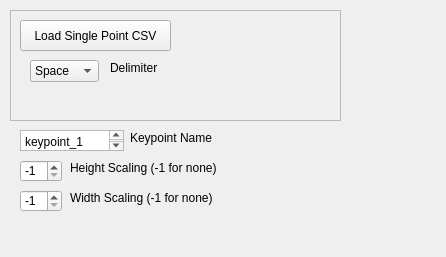
This is src/WhiskerToolbox/IO_Widgets/PointLoaderWidget/Point_Loader_Widget.ui in paulmthompson/WhiskerToolbox as Qt 5 draws it before an edit. The edited form follows.
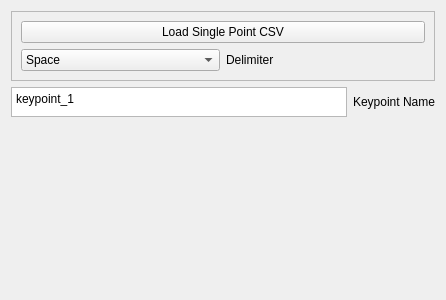
This is the edited form. Custom widgets are drawn as their Qt base class.

Commit message: point loading widget has scaling functionality

What changed in the file:
```diff
--- a/src/WhiskerToolbox/IO_Widgets/PointLoaderWidget/Point_Loader_Widget.ui
+++ b/src/WhiskerToolbox/IO_Widgets/PointLoaderWidget/Point_Loader_Widget.ui
@@ -7,88 +7,33 @@
                 <x>0</x>
                 <y>0</y>
                 <width>446</width>
-                <height>257</height>
+                <height>300</height>
             </rect>
         </property>
         <property name="windowTitle">
             <string>Form</string>
         </property>
-        <widget class="QPlainTextEdit" name="data_name_text">
-            <property name="geometry">
-                <rect>
-                    <x>20</x>
-                    <y>130</y>
-                    <width>104</width>
-                    <height>21</height>
-                </rect>
-            </property>
-            <property name="plainText">
-                <string>keypoint_1</string>
-            </property>
-        </widget>
-        <widget class="QLabel" name="label">
-            <property name="geometry">
-                <rect>
-                    <x>130</x>
-                    <y>130</y>
-                    <width>131</width>
-                    <height>16</height>
-                </rect>
-            </property>
-            <property name="text">
-                <string>Keypoint Name</string>
-            </property>
-        </widget>
+        <layout class="QVBoxLayout" name="verticalLayout">
+            <item>
         <widget class="QFrame" name="frame">
-            <property name="geometry">
-                <rect>
-                    <x>10</x>
-                    <y>10</y>
-                    <width>331</width>
-                    <height>111</height>
-                </rect>
-            </property>
             <property name="frameShape">
                 <enum>QFrame::Shape::StyledPanel</enum>
             </property>
             <property name="frameShadow">
                 <enum>QFrame::Shadow::Raised</enum>
             </property>
+                    <layout class="QVBoxLayout" name="verticalLayout_2">
+                        <item>
             <widget class="QPushButton" name="load_single_button">
-                <property name="geometry">
-                    <rect>
-                        <x>10</x>
-                        <y>10</y>
-                        <width>151</width>
-                        <height>31</height>
-                    </rect>
-                </property>
                 <property name="text">
                     <string>Load Single Point CSV</string>
                 </property>
             </widget>
-            <widget class="QLabel" name="label_2">
-                <property name="geometry">
-                    <rect>
-                        <x>100</x>
-                        <y>50</y>
-                        <width>51</width>
-                        <height>16</height>
-                    </rect>
-                </property>
-                <property name="text">
-                    <string>Delimiter</string>
-                </property>
-            </widget>
+                        </item>
+                        <item>
+                            <layout class="QHBoxLayout" name="horizontalLayout">
+                                <item>
             <widget class="QComboBox" name="delimiter_combo">
-                <property name="geometry">
-                    <rect>
-                        <x>20</x>
-                        <y>50</y>
-                        <width>69</width>
-                        <height>22</height>
-                    </rect>
-                </property>
                 <item>
                     <property name="text">
                         <string>Space</string>
@@ -100,72 +45,69 @@
                     </property>
                 </item>
             </widget>
-        </widget>
-        <widget class="QSpinBox" name="height_scaling">
-            <property name="geometry">
-                <rect>
-                    <x>20</x>
-                    <y>160</y>
-                    <width>42</width>
-                    <height>22</height>
-                </rect>
-            </property>
-            <property name="minimum">
-                <number>-1</number>
-            </property>
-            <property name="maximum">
-                <number>1000</number>
-            </property>
-            <property name="value">
-                <number>-1</number>
-            </property>
-        </widget>
-        <widget class="QSpinBox" name="width_scaling">
-            <property name="geometry">
-                <rect>
-                    <x>20</x>
-                    <y>190</y>
-                    <width>42</width>
-                    <height>22</height>
-                </rect>
-            </property>
-            <property name="minimum">
-                <number>-1</number>
-            </property>
-            <property name="maximum">
-                <number>1000</number>
-            </property>
-            <property name="value">
-                <number>-1</number>
-            </property>
-        </widget>
-        <widget class="QLabel" name="label_3">
-            <property name="geometry">
-                <rect>
-                    <x>70</x>
-                    <y>160</y>
-                    <width>211</width>
-                    <height>16</height>
-                </rect>
-            </property>
+                                </item>
+                                <item>
+                                    <widget class="QLabel" name="label_2">
+                                        <property name="text">
+                                            <string>Delimiter</string>
+                                        </property>
+                                    </widget>
+                                </item>
+                            </layout>
+                        </item>
+                    </layout>
+                </widget>
+            </item>
+            <item>
+                <layout class="QHBoxLayout" name="horizontalLayout_2">
+                    <item>
+                        <widget class="QPlainTextEdit" name="data_name_text">
+                            <property name="maximumSize">
+                                <size>
+                                    <width>16777215</width>
+                                    <height>30</height>
+                                </size>
+                            </property>
+                            <property name="plainText">
+                                <string>keypoint_1</string>
+                            </property>
+                        </widget>
+                    </item>
+                    <item>
+                        <widget class="QLabel" name="label">
             <property name="text">
-                <string>Height Scaling (-1 for none)</string>
-            </property>
-        </widget>
-        <widget class="QLabel" name="label_4">
-            <property name="geometry">
-                <rect>
-                    <x>70</x>
-                    <y>190</y>
-                    <width>211</width>
-                    <height>16</height>
-                </rect>
-            </property>
-            <property name="text">
-                <string>Width Scaling (-1 for none)</string>
-            </property>
-        </widget>
-    </widget>
+                                <string>Keypoint Name</string>
+                            </property>
+                        </widget>
+                    </item>
+                </layout>
+            </item>
+            <item>
+                <widget class="Scaling_Widget" name="scaling_widget" native="true"/>
+            </item>
+            <item>
+                <spacer name="verticalSpacer">
+                    <property name="orientation">
+                        <enum>Qt::Orientation::Vertical</enum>
+                    </property>
+                    <property name="sizeHint" stdset="0">
+                        <size>
+                            <width>20</width>
+                            <height>40</height>
+                        </size>
+                    </property>
+                </spacer>
+            </item>
+        </layout>
+    </widget>
+    <customwidgets>
+        <customwidget>
+            <class>Scaling_Widget</class>
+            <extends>QWidget</extends>
+            <header>IO_Widgets/Scaling_Widget/Scaling_Widget.hpp</header>
+            <container>1</container>
+        </customwidget>
+    </customwidgets>
     <resources/>
     <connections/>
 </ui>
```
Lines whose indentation alone changed are shown as unchanged. The commit also changes 6 other files.
